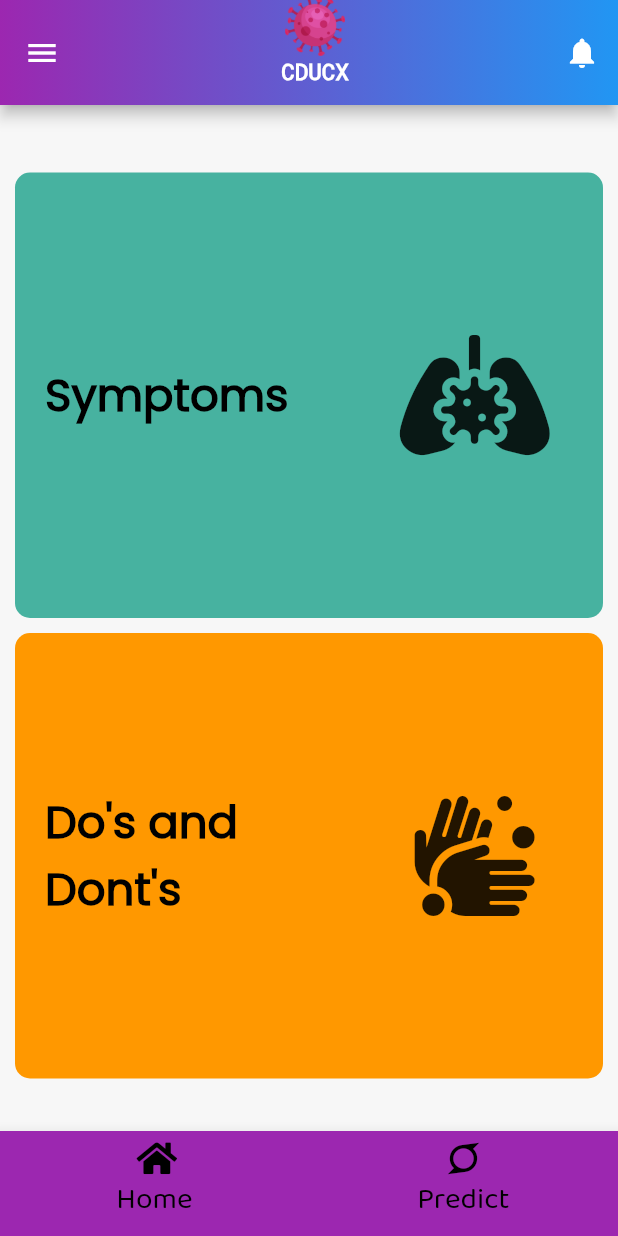
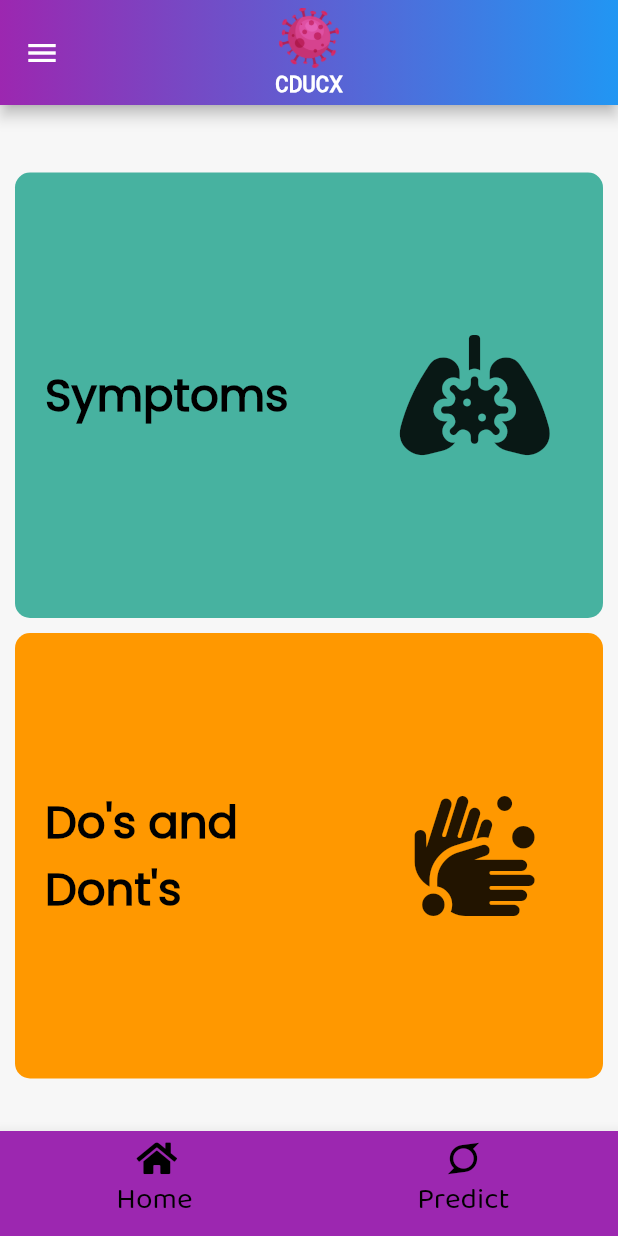
Before and after one commit to mufassalhussain/Final-Year-Project, a Flutter app: the aboutus screen opened directly, in the side drawer, after a tap on "Home", on a phone screen of 412 x 824 dp. Run offline on Flutter 3.47's test engine with Material 2 defaults, Android fonts, the phone set to English and light mode, and no system bars; our stand-ins replace firebase_messaging, flutter_svg, font_awesome_flutter, image_picker, rflutter_alert; missing offline and left inert: tflite; accounts and stored records are empty.

Commit message:
updated
about us responsive , predict and all appbar updated

```diff
--- a/cducx_app/lib/constants.dart
+++ b/cducx_app/lib/constants.dart
@@ -22,10 +22,7 @@ final kSymptomCardInfoStyle =
     TextStyle(fontFamily: 'Baloo', fontSize: 17, height: 1.2);
 
 final kAppBarStyle = TextStyle(
-    color: Colors.black,
-    fontFamily: 'Poppins',
-    fontSize: 25.0,
-    fontWeight: FontWeight.bold);
+    fontFamily: 'Poppins', fontSize: 25.0, fontWeight: FontWeight.bold);
 
 final kactionNameGreenStyle = TextStyle(
   color: Color(0xFF3B978E),
--- a/cducx_app/lib/screens/about_us.dart
+++ b/cducx_app/lib/screens/about_us.dart
@@ -1,4 +1,3 @@
-import 'package:covid/components/dos_and_dont_card.dart';
 import 'package:flutter/material.dart';
 import 'package:covid/screens/home_page.dart';
 
@@ -13,38 +12,22 @@ class _aboutusState extends State<aboutus> {
     return Scaffold(
       drawer: NavDrawer(),
       appBar: AppBar(
-        toolbarHeight: 70.0,
         centerTitle: true,
-        title: Column(
-          mainAxisAlignment: MainAxisAlignment.center,
-          children: [
-            Image.asset(
-              'assets/images/dosanddonts/covid19.png',
-              fit: BoxFit.contain,
-              height: 40.0,
-              width: 40.0,
+        title: Text(
+          'About Us',
+          style: TextStyle(
+            fontWeight: FontWeight.bold,
+            fontSize: 25.0,
+            fontFamily: 'Poppins',
           ),
-            Text(
-              'CDUCX',
-              style: TextStyle(fontWeight: FontWeight.bold, fontSize: 15.0),
         ),
-            Container(
-              padding: const EdgeInsets.all(8.0),
-            ),
-          ],
-        ),
+
         // leading: IconButton(
         //  icon: Icon(Icons.menu),
         //onPressed: () {
         // NavDrawer();
         //},
         // ),
-        actions: <Widget>[
-          IconButton(
-            icon: Icon(Icons.notifications),
-            onPressed: () {},
-          ),
-        ],
         flexibleSpace: Container(
           decoration: BoxDecoration(
             gradient: LinearGradient(
@@ -77,7 +60,8 @@ class _aboutusState extends State<aboutus> {
               Row(
                 mainAxisAlignment: MainAxisAlignment.center,
                 children: <Widget>[
-                  Column(
+                  Expanded(
+                    child: Column(
                       children: <Widget>[
                         CircleAvatar(
                           radius: 90,
@@ -89,13 +73,6 @@ class _aboutusState extends State<aboutus> {
                                 'assets/images/symptoms/myprofile.png'),
                           ),
                         ),
-                      Text(
-                        'Muhammad Bilal',
-                        style: TextStyle(
-                          fontWeight: FontWeight.bold,
-                          fontSize: 22.0,
-                        ),
-                      ),
                         SizedBox(
                           width: 20.0,
                           height: 10.0,
@@ -104,10 +81,20 @@ class _aboutusState extends State<aboutus> {
                           ),
                         ),
                         Text(
+                          'Muhammad Bilal',
+                          style: TextStyle(
+                            fontWeight: FontWeight.bold,
+                            fontSize: 15.0,
+                          ),
+                        ),
+                        SizedBox(
+                          width: 10.0,
+                        ),
+                        Text(
                           'Phone:',
                           style: TextStyle(
                             fontWeight: FontWeight.bold,
-                          fontSize: 20.0,
+                            fontSize: 15.0,
                             decoration: TextDecoration.underline,
                           ),
                         ),
@@ -115,7 +102,7 @@ class _aboutusState extends State<aboutus> {
                           '+923047966966',
                           style: TextStyle(
                             fontWeight: FontWeight.bold,
-                          fontSize: 17.0,
+                            fontSize: 15.0,
                           ),
                         ),
                         SizedBox(
@@ -129,7 +116,7 @@ class _aboutusState extends State<aboutus> {
                           'Email:',
                           style: TextStyle(
                             fontWeight: FontWeight.bold,
-                          fontSize: 20.0,
+                            fontSize: 15.0,
                             decoration: TextDecoration.underline,
                           ),
                         ),
@@ -137,26 +124,24 @@ class _aboutusState extends State<aboutus> {
                           'jutt.muhammadbilal',
                           style: TextStyle(
                             fontWeight: FontWeight.bold,
-                          fontSize: 17.0,
+                            fontSize: 15.0,
                           ),
                         ),
                         Text(
                           '@gmail.com',
                           style: TextStyle(
                             fontWeight: FontWeight.bold,
-                          fontSize: 17.0,
+                            fontSize: 15.0,
                           ),
                         ),
                       ],
                     ),
-                  SizedBox(
-                    width: 20.0,
-                    height: 80.0,
-                    child: Divider(
-                      color: Colors.white,
                   ),
-                  ),
-                  Column(
+                  // SizedBox(
+                  //   width: 20.0,
+                  // ),
+                  Expanded(
+                    child: Column(
                       children: <Widget>[
                         CircleAvatar(
                           radius: 90,
@@ -168,13 +153,6 @@ class _aboutusState extends State<aboutus> {
                                 'assets/images/symptoms/Mufassalprofile.png'),
                           ),
                         ),
-                      Text(
-                        'Mufassal Hussain',
-                        style: TextStyle(
-                          fontWeight: FontWeight.bold,
-                          fontSize: 20.0,
-                        ),
-                      ),
                         SizedBox(
                           width: 20.0,
                           height: 10.0,
@@ -183,10 +161,17 @@ class _aboutusState extends State<aboutus> {
                           ),
                         ),
                         Text(
+                          'Mufassal Hussain',
+                          style: TextStyle(
+                            fontWeight: FontWeight.bold,
+                            fontSize: 15.0,
+                          ),
+                        ),
+                        Text(
                           'Phone:',
                           style: TextStyle(
                             fontWeight: FontWeight.bold,
-                          fontSize: 20.0,
+                            fontSize: 15.0,
                             decoration: TextDecoration.underline,
                           ),
                         ),
@@ -194,7 +179,7 @@ class _aboutusState extends State<aboutus> {
                           '+923064672596',
                           style: TextStyle(
                             fontWeight: FontWeight.bold,
-                          fontSize: 17.0,
+                            fontSize: 15.0,
                           ),
                         ),
                         SizedBox(
@@ -208,7 +193,7 @@ class _aboutusState extends State<aboutus> {
                           'Email:',
                           style: TextStyle(
                             fontWeight: FontWeight.bold,
-                          fontSize: 20.0,
+                            fontSize: 15.0,
                             decoration: TextDecoration.underline,
                           ),
                         ),
@@ -216,17 +201,18 @@ class _aboutusState extends State<aboutus> {
                           'hmufassal',
                           style: TextStyle(
                             fontWeight: FontWeight.bold,
-                          fontSize: 17.0,
+                            fontSize: 15.0,
                           ),
                         ),
                         Text(
                           '@gmail.com',
                           style: TextStyle(
                             fontWeight: FontWeight.bold,
-                          fontSize: 17.0,
+                            fontSize: 15.0,
                           ),
                         ),
                       ],
+                    ),
                   ),
                 ],
               ),
@@ -258,7 +244,7 @@ class _aboutusState extends State<aboutus> {
                   textAlign: TextAlign.center,
                   style: TextStyle(
                     fontWeight: FontWeight.bold,
-                    fontSize: 20.0,
+                    fontSize: 15.0,
                   ),
                 ),
               ]),
--- a/cducx_app/lib/screens/home_page.dart
+++ b/cducx_app/lib/screens/home_page.dart
@@ -6,14 +6,64 @@ import 'package:font_awesome_flutter/font_awesome_flutter.dart';
 import 'package:covid/components/reusable_card.dart';
 import 'package:covid/screens/dos_and_donts.dart';
 import 'package:covid/screens/predict.dart';
+import 'package:firebase_messaging/firebase_messaging.dart';
+
 //import 'package:covid/screens/stats_screen.dart';
+String _message = '';
+String nmesg = '-1';
 
 class HomePage extends StatefulWidget {
+  HomePage({Key key}) : super(key: key);
   @override
   _HomePageState createState() => _HomePageState();
 }
 
 class _HomePageState extends State<HomePage> {
+  final FirebaseMessaging _firebaseMessaging = FirebaseMessaging();
+
+  _registerOnFirebase() {
+    _firebaseMessaging.subscribeToTopic('all');
+    _firebaseMessaging.getToken().then((token) => print(token));
+  }
+
+  @override
+  void initState() {
+    _registerOnFirebase();
+    getMessage();
+    if (nmesg != _message) {
+      if (_message != '') {
+        final snackBar = SnackBar(
+          content: Text('Notification: $_message'),
+          action: SnackBarAction(
+            label: 'Undo',
+            onPressed: () {
+              // Some code to undo the change.
+            },
+          ),
+        );
+
+        ScaffoldMessenger.of(context).showSnackBar(snackBar);
+        nmesg = _message;
+      }
+    } else {}
+
+    super.initState();
+  }
+
+  void getMessage() {
+    _firebaseMessaging.configure(
+        onMessage: (Map<String, dynamic> message) async {
+      print('received message');
+      setState(() => _message = message["notification"]["body"]);
+    }, onResume: (Map<String, dynamic> message) async {
+      print('on resume $message');
+      setState(() => _message = message["notification"]["body"]);
+    }, onLaunch: (Map<String, dynamic> message) async {
+      print('on launch $message');
+      setState(() => _message = message["notification"]["body"]);
+    });
+  }
+
   @override
   Widget build(BuildContext context) {
     return Scaffold(
@@ -34,9 +84,6 @@ class _HomePageState extends State<HomePage> {
               'CDUCX',
               style: TextStyle(fontWeight: FontWeight.bold, fontSize: 15.0),
             ),
-            Container(
-              padding: const EdgeInsets.all(8.0),
-            ),
           ],
         ),
         // leading: IconButton(
@@ -45,12 +92,6 @@ class _HomePageState extends State<HomePage> {
         // NavDrawer();
         //},
         // ),
-        actions: <Widget>[
-          IconButton(
-            icon: Icon(Icons.notifications),
-            onPressed: () {},
-          ),
-        ],
         flexibleSpace: Container(
           decoration: BoxDecoration(
             gradient: LinearGradient(
@@ -234,18 +275,13 @@ class NavDrawer extends StatelessWidget {
         children: <Widget>[
           DrawerHeader(
             child: Text(
-              'CDUCX APP',
-              style: TextStyle(
-                  color: Colors.white,
-                  fontSize: 25.0,
-                  fontWeight: FontWeight.bold),
+              '',
             ),
             decoration: BoxDecoration(
                 color: Colors.green,
                 image: DecorationImage(
                     fit: BoxFit.fill,
-                    image:
-                        AssetImage('assets/images/dosanddonts/covid19.png'))),
+                    image: AssetImage('assets/images/dosanddonts/works.png'))),
           ),
           ListTile(
             leading: Icon(FontAwesomeIcons.home),
--- a/cducx_app/lib/screens/predict.dart
+++ b/cducx_app/lib/screens/predict.dart
@@ -27,38 +27,22 @@ class _HomePage2State extends State<HomePage2> {
     return Scaffold(
       drawer: NavDrawer(),
       appBar: AppBar(
-        toolbarHeight: 90.0,
         centerTitle: true,
-        title: Column(
-          mainAxisAlignment: MainAxisAlignment.center,
-          children: [
-            Image.asset(
-              'assets/images/dosanddonts/covid19.png',
-              fit: BoxFit.contain,
-              height: 50.0,
-              width: 50.0,
-            ),
-            Text(
-              'CDUCX',
-              style: TextStyle(fontWeight: FontWeight.bold, fontSize: 15.0),
-            ),
-            Container(
-              padding: const EdgeInsets.all(8.0),
-            ),
-          ],
+        title: Text(
+          'Predict',
+          style: TextStyle(
+            fontWeight: FontWeight.bold,
+            fontSize: 25.0,
+            fontFamily: 'Poppins',
+          ),
         ),
+
         // leading: IconButton(
         //  icon: Icon(Icons.menu),
         //onPressed: () {
         // NavDrawer();
         //},
         // ),
-        actions: <Widget>[
-          IconButton(
-            icon: Icon(Icons.notifications),
-            onPressed: () {},
-          ),
-        ],
         flexibleSpace: Container(
           decoration: BoxDecoration(
             gradient: LinearGradient(
--- a/cducx_app/pubspec.yaml
+++ b/cducx_app/pubspec.yaml
@@ -24,6 +24,7 @@ dependencies:
   flutter_spinkit: ^4.1.2
   alpha2_countries: ^1.0.5
   rflutter_alert: ^2.0.2
+  firebase_messaging: ^7.0.3
 
 dev_dependencies:
   flutter_test:
```
Also changed, not shown: cducx_app/assets/images/dosanddonts/works.png (added), 4 other files. Lines whose indentation alone changed are shown as unchanged.
